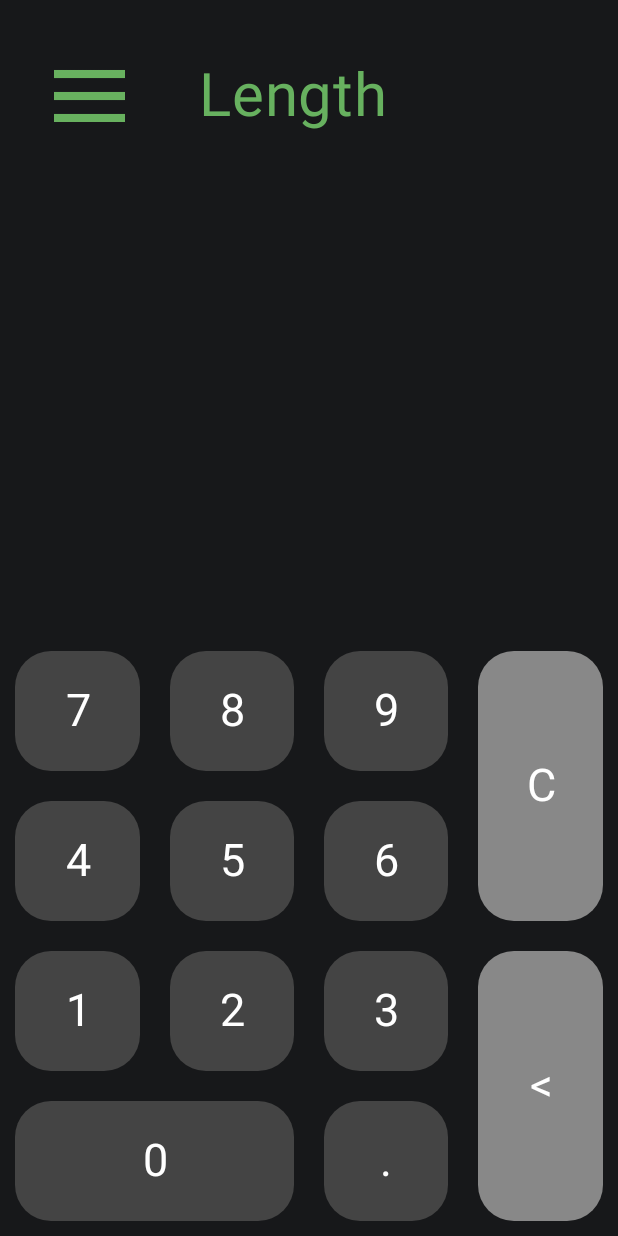
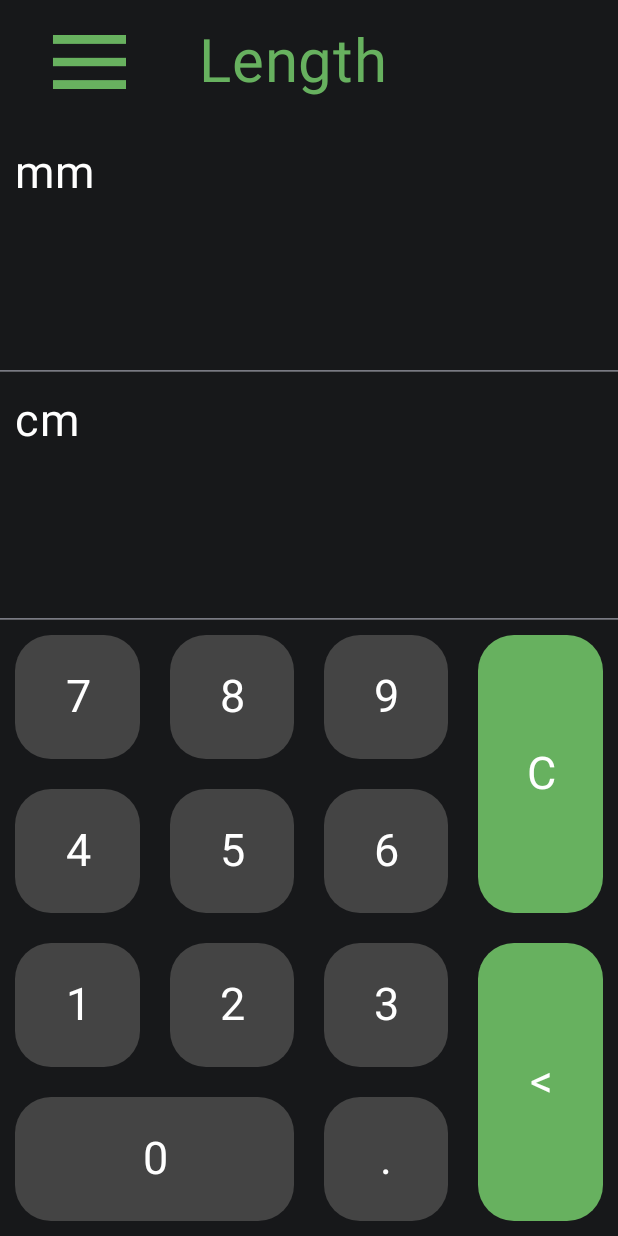
Before and after one commit to Ankumeah/Calculater, an Android app built with Jetpack Compose: the OptionsScreen screen opened through its navigation route, after a tap on "Length", on a phone screen of 412 x 824 dp. Run offline under Robolectric (Android 15) with nearby library versions, the phone set to English and light mode, and no system bars.

Commit message:
made MetricSelectorDropdown and files ripple effect overflow

```diff
--- a/app/src/main/java/com/example/calculater/HistoryScreen.kt
+++ b/app/src/main/java/com/example/calculater/HistoryScreen.kt
@@ -3,6 +3,7 @@ package com.example.calculater
 import androidx.compose.foundation.Image
 import androidx.compose.foundation.background
 import androidx.compose.foundation.clickable
+import androidx.compose.foundation.interaction.MutableInteractionSource
 import androidx.compose.foundation.layout.Box
 import androidx.compose.foundation.layout.Column
 import androidx.compose.foundation.layout.Row
@@ -35,7 +36,6 @@ fun HistoryScreen(modifier: Modifier = Modifier, history: MutableState<MutableLi
     Column(modifier = modifier
         .fillMaxSize()
         .background(color = DarkDarkGray)
-        .padding(top = 24.dp)
     ) {
         Row(modifier = Modifier.weight(0.1f).fillMaxSize().fillMaxSize()) {
             Box(modifier = Modifier.weight(0.25f).fillMaxSize().padding(start = 20.dp), contentAlignment = Alignment.CenterStart) {
@@ -50,21 +50,13 @@ fun HistoryScreen(modifier: Modifier = Modifier, history: MutableState<MutableLi
                     contentDescription = "Clear",
                     modifier = Modifier
                         .fillMaxWidth()
-                        .clickable {
+                        .clickable(
+                            indication = null,
+                            interactionSource = remember { MutableInteractionSource() }
+                        ) {
                             history.value = mutableListOf<String>()
                         }
                 )
-//                Text(
-//                    text = "\uD83D\uDDD1\uFE0F",
-//                    color = DullGreen,
-//                    fontSize = 30.sp,
-//                    textAlign = TextAlign.Center,
-//                    modifier = Modifier
-//                        .fillMaxWidth()
-//                        .clickable {
-//                            history.value = mutableListOf<String>()
-//                        }
-//                )
             }
         }
         LazyColumn(modifier = Modifier.weight(0.9f)) {
--- a/app/src/main/java/com/example/calculater/MainActivity.kt
+++ b/app/src/main/java/com/example/calculater/MainActivity.kt
@@ -6,6 +6,7 @@ import androidx.activity.compose.setContent
 import androidx.activity.enableEdgeToEdge
 import androidx.compose.foundation.layout.PaddingValues
 import androidx.compose.foundation.layout.fillMaxSize
+import androidx.compose.foundation.layout.padding
 import androidx.compose.material3.Scaffold
 import androidx.compose.runtime.Composable
 import androidx.compose.runtime.mutableStateOf
@@ -36,29 +37,29 @@ class MainActivity : ComponentActivity() {
 }
 
 @Composable
-fun MainScreen(innerPadding: PaddingValues = PaddingValues(start = 0.dp, top = 24.dp, end = 0.dp, bottom = 0.dp)) {
+fun MainScreen(innerPadding: PaddingValues) {
     val navController = rememberNavController()
-    AppNavHost(navController)
+    AppNavHost(navController, innerPadding)
 }
 
 @Composable
-fun AppNavHost(navController: NavHostController) {
+fun AppNavHost(navController: NavHostController, innerPadding: PaddingValues) {
     val history = remember { mutableStateOf(mutableListOf<String>()) }
     NavHost(
         navController = navController,
         startDestination = "Home"
     ) {
-        composable("Home") { Screen(history =  history, context = LocalContext.current, navController = navController) }
-        composable("History") { HistoryScreen(history = history, navController = navController) }
-        composable("Options") { OptionsScreen(navController = navController) }
-        composable("About Us") {Screen(history =  history, context = LocalContext.current, navController = navController) }
+        composable("Home") { Screen(history =  history, context = LocalContext.current, navController = navController, modifier = Modifier.padding(innerPadding)) }
+        composable("History") { HistoryScreen(history = history, navController = navController, modifier = Modifier.padding(innerPadding)) }
+        composable("Options") { OptionsScreen(navController = navController, modifier = Modifier.padding(innerPadding)) }
+        composable("About Us") { inDevScreen(innerPadding = innerPadding, navController = navController) }
 
-        composable("Length") { OptionTemplate(navController = navController, option = "Length") }
-        composable("Capacity") { OptionTemplate(navController = navController, option = "Capacity") }
-        composable("Weight") { OptionTemplate(navController = navController, option = "Weight") }
-        composable("Temperature") { OptionTemplate(navController = navController, option = "Temperature") }
-        composable("Area") { OptionTemplate(navController = navController, option = "Area") }
-        composable("Parameter") { OptionTemplate(navController = navController, option = "Parameter") }
+        composable("Length") { OptionTemplate(navController = navController, option = "Length", modifier = Modifier.padding(innerPadding)) }
+        composable("Capacity") { OptionTemplate(navController = navController, option = "Capacity", modifier = Modifier.padding(innerPadding)) }
+        composable("Weight") { OptionTemplate(navController = navController, option = "Weight", modifier = Modifier.padding(innerPadding)) }
+        composable("Temperature") { OptionTemplate(navController = navController, option = "Temperature", modifier = Modifier.padding(innerPadding)) }
+        composable("Volume") { inDevScreen(innerPadding = innerPadding, navController = navController) }
+        composable("Area") {  inDevScreen(innerPadding = innerPadding, navController = navController) }
 
     }
 }
--- a/app/src/main/java/com/example/calculater/MenuDropdown.kt
+++ b/app/src/main/java/com/example/calculater/MenuDropdown.kt
@@ -4,6 +4,7 @@ import androidx.compose.animation.core.animateFloatAsState
 import androidx.compose.foundation.Image
 import androidx.compose.foundation.background
 import androidx.compose.foundation.clickable
+import androidx.compose.foundation.interaction.MutableInteractionSource
 import androidx.compose.foundation.layout.fillMaxWidth
 import androidx.compose.material3.DropdownMenu
 import androidx.compose.material3.DropdownMenuItem
@@ -35,7 +36,10 @@ fun MenuDropdown(modifier: Modifier = Modifier, navController: NavHostController
         modifier = modifier
             .fillMaxWidth(0.15f)
             .graphicsLayer(rotationZ = rotationAngle)
-            .clickable {
+            .clickable(
+                indication = null,
+                interactionSource = remember { MutableInteractionSource() }
+            ) {
                 isRotated = !isRotated
                 isExpanded = true
             }
--- /dev/null
+++ b/app/src/main/java/com/example/calculater/MetricSelectorDropdown.kt
@@ -0,0 +1,59 @@
+package com.example.calculater
+
+import androidx.compose.foundation.background
+import androidx.compose.foundation.clickable
+import androidx.compose.foundation.interaction.MutableInteractionSource
+import androidx.compose.foundation.layout.Box
+import androidx.compose.material3.DropdownMenu
+import androidx.compose.material3.DropdownMenuItem
+import androidx.compose.material3.Text
+import androidx.compose.runtime.Composable
+import androidx.compose.runtime.MutableState
+import androidx.compose.runtime.mutableStateOf
+import androidx.compose.runtime.remember
+import androidx.compose.ui.Modifier
+import androidx.compose.ui.graphics.Color
+import androidx.compose.ui.unit.sp
+import com.example.calculater.ui.theme.DarkDarkGray
+
+@Composable
+fun MetricSelectorDropdown(options: List<String>, selectedOption: MutableState<String>, modifier: Modifier = Modifier) {
+    val isExpanded = remember { mutableStateOf(false) }
+
+    Box(modifier = modifier
+        .clickable(
+            indication = null,
+            interactionSource = remember { MutableInteractionSource() }
+        ) {
+            isExpanded.value = true
+        }) {
+        Text(text = selectedOption.value,
+            color = Color.White,
+            fontSize = 30.sp,
+        )
+    }
+
+    DropdownMenu(
+        expanded = isExpanded.value,
+        onDismissRequest = { isExpanded.value = false },
+        modifier = Modifier.background(color = Color.DarkGray)
+    ) {
+        for (option in options) {
+            DropdownMenuItem(
+                text = { Text(text = option, color = Color.White) },
+                onClick = {
+                    isExpanded.value = false
+                    selectedOption.value = option
+                }
+            )
+        }
+    }
+}
+
+//@Preview(showBackground = true)
+//@Composable
+//fun PreviewScreen() {
+//    CalculaterTheme {
+//        MetricSelectorDropdown(options = listOf("mm", "cm"), modifier = Modifier.size(200.dp))
+//    }
+//}
--- a/app/src/main/java/com/example/calculater/OptionTemplate.kt
+++ b/app/src/main/java/com/example/calculater/OptionTemplate.kt
@@ -5,14 +5,22 @@ import androidx.compose.foundation.clickable
 import androidx.compose.foundation.layout.Box
 import androidx.compose.foundation.layout.Column
 import androidx.compose.foundation.layout.Row
+import androidx.compose.foundation.layout.fillMaxHeight
 import androidx.compose.foundation.layout.fillMaxSize
 import androidx.compose.foundation.layout.fillMaxWidth
 import androidx.compose.foundation.layout.padding
 import androidx.compose.foundation.shape.RoundedCornerShape
+import androidx.compose.material3.Button
+import androidx.compose.material3.ExperimentalMaterial3Api
+import androidx.compose.material3.ExposedDropdownMenuBox
+import androidx.compose.material3.HorizontalDivider
 import androidx.compose.material3.Text
 import androidx.compose.runtime.Composable
+import androidx.compose.runtime.mutableStateOf
+import androidx.compose.runtime.remember
 import androidx.compose.ui.Alignment
 import androidx.compose.ui.Modifier
+import androidx.compose.ui.draw.clip
 import androidx.compose.ui.graphics.Color
 import androidx.compose.ui.text.style.TextAlign
 import androidx.compose.ui.tooling.preview.Preview
@@ -28,37 +36,59 @@ import com.example.calculater.ui.theme.DullGreen
 // could not be transported without giving it many extra argument,
 // Im sure that it could have been resolved with some foresight which I was just incapable of.
 // It's very hard to realise your mistakes when you are the only programmer in a project
+// and while I.m at it, I'd also like to apologize for my terrabel code,
+// in truth this isn't my first android dev project but my rather my first android dev file.
+// Everything you see here is the code I learned along the way so that's why there are many bad practices
+// If I could rewrite it would have made it better although I'm not sure if that would have been good either
 
 @Composable
 fun DigitButton(modifier: Modifier = Modifier, text: String, color: Color = Color.DarkGray) {
-    Box(modifier = Modifier
-        .fillMaxSize()
-        .clickable {  }) {
     Box(
-            modifier = Modifier
+        modifier = modifier
             .fillMaxSize()
             .padding(10.dp)
-                .background(color = color, shape = RoundedCornerShape(24.dp)),
+            .clip(RoundedCornerShape(24.dp))
+            .background(color = color)
+            .clickable {  },
         contentAlignment = Alignment.Center
     ) {
         Text(
             text = text,
             color = Color.White,
             fontSize = 30.sp,
-                textAlign = TextAlign.Center,
-                modifier = modifier
-                    .background(color = color)
+            textAlign = TextAlign.Center
         )
     }
 }
+
+@OptIn(ExperimentalMaterial3Api::class)
+@Composable
+fun OptionTemplate(option: String, navController: NavHostController, modifier: Modifier = Modifier) {
+
+    val metrics = when (option) {
+        "Length" -> listOf("mm", "cm", "m", "km")
+        "Capacity" -> listOf("ml", "cl", "l", "kl")
+        "Weight" -> listOf("mg", "cg", "g", "kg")
+        "Temperature" -> listOf("C", "F", "K")
+        "Volume" -> listOf(/*TODO*/)
+        "Area" -> listOf(/*TODO*/)
+        else -> listOf("mm", "cm", "m", "km")
     }
+    val inputSelectedMetric = remember { mutableStateOf(metrics[0]) }
+    val outputSelectedMetric = remember { mutableStateOf(metrics[1]) }
 
-@Composable
-fun OptionTemplate(option: String, navController: NavHostController, modifier: Modifier = Modifier.fillMaxSize()) {
-    Column(modifier = modifier.background(color = DarkDarkGray).padding(top = 24.dp)) {
-        Row(modifier = Modifier.weight(0.1f).fillMaxSize().fillMaxSize()) {
+    Column(modifier = modifier
+        .fillMaxSize()
+        .background(color = DarkDarkGray)) {
+        Row(modifier = Modifier
+            .weight(0.1f)
+            .fillMaxSize()
+            .fillMaxSize()) {
             Box(
-                modifier = Modifier.weight(0.25f).fillMaxSize().padding(start = 20.dp),
+                modifier = Modifier
+                    .weight(0.25f)
+                    .fillMaxSize()
+                    .padding(start = 20.dp),
                 contentAlignment = Alignment.CenterStart
             ) {
                 MenuDropdown(
@@ -69,52 +99,109 @@ fun OptionTemplate(option: String, navController: NavHostController, modifier: M
                 )
             }
             Box(
-                modifier = Modifier.weight(0.75f).fillMaxSize().padding(start = 30.dp, end = 5.dp),
+                modifier = Modifier
+                    .weight(0.75f)
+                    .fillMaxSize()
+                    .padding(start = 30.dp, end = 5.dp),
                 contentAlignment = Alignment.CenterStart
             ) {
                 Text(text = option, color = DullGreen, fontSize = 40.sp, textAlign = TextAlign.Start, modifier = Modifier.fillMaxWidth())
             }
         }
-        Column(modifier = Modifier.weight(0.9f).fillMaxSize()) {
-            Column(modifier = Modifier.weight(0.2f).fillMaxSize()) {
+        Column(modifier = Modifier
+            .weight(0.9f)
+            .fillMaxSize()) {
+                Column(modifier = Modifier
+                    .weight(0.2f)
+                    .fillMaxSize()) {
+                    Box(modifier = Modifier
+                        .weight(0.4f)
+                        .fillMaxSize(),
+                        contentAlignment = Alignment.CenterStart) {
+                        MetricSelectorDropdown(options = metrics, selectedOption = inputSelectedMetric, modifier = Modifier.padding(10.dp))
+                    }
+                    Row(modifier = Modifier
+                        .weight(0.6f)
+                        .fillMaxSize()) {
 
                     }
-            Column(modifier = Modifier.weight(0.2f).fillMaxSize()) {
+                }
+
+            HorizontalDivider(modifier = Modifier.background(color = Color.DarkGray))
+
+            Column(modifier = Modifier
+                .weight(0.2f)
+                .fillMaxSize()) {
+                Box(modifier = Modifier
+                    .weight(0.4f)
+                    .fillMaxSize(),
+                    contentAlignment = Alignment.CenterStart) {
+                    MetricSelectorDropdown(options = metrics, selectedOption = outputSelectedMetric, modifier = Modifier.padding(10.dp))
+                }
+                Row(modifier = Modifier
+                    .weight(0.6f)
+                    .fillMaxSize()) {
 
                 }
-            Row(modifier = Modifier.weight(0.5f).fillMaxSize()) {
-                Column(modifier = Modifier.weight(0.75f).fillMaxSize()) {
-                    Column(modifier = Modifier.weight(0.75f).fillMaxSize()) {
+            }
+
+            HorizontalDivider(modifier = Modifier.background(color = Color.DarkGray))
+
+            Row(modifier = Modifier
+                .weight(0.5f)
+                .fillMaxSize()) {
+                Column(modifier = Modifier
+                    .weight(0.75f)
+                    .fillMaxSize()) {
+                    Column(modifier = Modifier
+                        .weight(0.75f)
+                        .fillMaxSize()) {
                         val buttonList = listOf(
                             listOf("7", "8", "9"),
                             listOf("4", "5", "6"),
                             listOf("1", "2", "3")
                         )
                         for (i in buttonList) {
-                            Row(modifier = Modifier.weight(0.33f).fillMaxSize()) {
+                            Row(modifier = Modifier
+                                .weight(0.33f)
+                                .fillMaxSize()) {
                                 for (button in i) {
-                                    Box(modifier = Modifier.weight(0.33f).fillMaxSize()) {
+                                    Box(modifier = Modifier
+                                        .weight(0.33f)
+                                        .fillMaxSize()) {
                                         DigitButton(text = button)
                                     }
                                 }
                             }
                         }
                     }
-                    Row(modifier = Modifier.weight(0.25f).fillMaxSize()) {
-                        Box(modifier = Modifier.weight(0.66f).fillMaxSize()) {
+                    Row(modifier = Modifier
+                        .weight(0.25f)
+                        .fillMaxSize()) {
+                        Box(modifier = Modifier
+                            .weight(0.66f)
+                            .fillMaxSize()) {
                             DigitButton(text = "0")
                         }
-                        Box(modifier = Modifier.weight(0.33f).fillMaxSize()) {
+                        Box(modifier = Modifier
+                            .weight(0.33f)
+                            .fillMaxSize()) {
                             DigitButton(text = ".")
                         }
                     }
                 }
-                Column(modifier = Modifier.weight(0.25f).fillMaxSize()) {
-                    Box(modifier = Modifier.weight(0.5f).fillMaxSize()) {
-                        DigitButton(text = "C", color = Color.Gray)
+                Column(modifier = Modifier
+                    .weight(0.25f)
+                    .fillMaxSize()) {
+                    Box(modifier = Modifier
+                        .weight(0.5f)
+                        .fillMaxSize()) {
+                        DigitButton(text = "C", color = DullGreen)
                     }
-                    Box(modifier = Modifier.weight(0.5f).fillMaxSize()) {
-                        DigitButton(text = "<", color = Color.Gray)
+                    Box(modifier = Modifier
+                        .weight(0.5f)
+                        .fillMaxSize()) {
+                        DigitButton(text = "<", color = DullGreen)
                     }
                 }
             }
@@ -126,7 +213,6 @@ fun OptionTemplate(option: String, navController: NavHostController, modifier: M
 @Composable
 fun PreviewScreen() {
     CalculaterTheme {
-        val navController = rememberNavController()
-        OptionTemplate(navController = rememberNavController(), option = "Length")
+        OptionTemplate(navController = rememberNavController(), option = "Capacity")
     }
 }
--- a/app/src/main/java/com/example/calculater/OptionsScreen.kt
+++ b/app/src/main/java/com/example/calculater/OptionsScreen.kt
@@ -20,6 +20,7 @@ import androidx.navigation.NavController
 import androidx.navigation.compose.rememberNavController
 import com.example.calculater.ui.theme.CalculaterTheme
 import androidx.compose.ui.Modifier
+import androidx.compose.ui.draw.clip
 import androidx.compose.ui.draw.shadow
 import androidx.compose.ui.graphics.Color
 import androidx.compose.ui.graphics.painter.Painter
@@ -35,6 +36,7 @@ import com.example.calculater.ui.theme.DullGreen
 @Composable
 fun OptionCard(modifier: Modifier = Modifier, text: String, image: Int = R.drawable.ic_launcher_foreground, navController: NavHostController) {
     Column(modifier = modifier
+        .clip(shape = RoundedCornerShape(10.dp))
         .clickable {
             navController.goTo(text)
         }) {
@@ -52,8 +54,8 @@ fun OptionCard(modifier: Modifier = Modifier, text: String, image: Int = R.drawa
 }
 
 @Composable
-fun OptionsScreen(navController: NavHostController, modifier: Modifier = Modifier.fillMaxSize()) {
-    Column(modifier = modifier.background(color = DarkDarkGray).padding(top = 24.dp)) {
+fun OptionsScreen(navController: NavHostController, modifier: Modifier = Modifier) {
+    Column(modifier = modifier.fillMaxSize().background(color = DarkDarkGray)) {
         Row(modifier = Modifier.weight(0.1f).fillMaxSize().fillMaxSize()) {
             Box(modifier = Modifier.weight(0.25f).fillMaxSize().padding(start = 20.dp), contentAlignment = Alignment.CenterStart) {
                 MenuDropdown(navController = navController, currentPage = "Options", color = DullGreen, modifier = Modifier.fillMaxWidth())
@@ -67,14 +69,22 @@ fun OptionsScreen(navController: NavHostController, modifier: Modifier = Modifie
             val options = listOf(
                 listOf("Length", "Capacity"),
                 listOf("Weight", "Temperature"),
-                listOf("Area", "Parameter")
+                listOf("Volume", "Area")
             )
             for (i in options) {
                 Row(modifier = Modifier.weight(1f/options.size).fillMaxSize()) {
                     for (option in i) {
                         Box(modifier = Modifier.weight(1f/i.size).fillMaxSize().padding(10.dp)) {
-                            val path = LocalContext.current.resources.getIdentifier(option.lowercase(), "drawable", LocalContext.current.packageName)
-                            OptionCard(text = option, image = path, navController = navController)
+                            val image: Int = when (option) {
+                                "Length" -> R.drawable.length
+                                "Capacity" -> R.drawable.capacity
+                                "Weight" -> R.drawable.weight
+                                "Temperature" -> R.drawable.temperature
+                                "Volume" -> R.drawable.volume
+                                "Area" -> R.drawable.area
+                                else -> R.drawable.ic_launcher_foreground
+                            }
+                            OptionCard(text = option, image = image, navController = navController)
                         }
                     }
                 }
--- a/app/src/main/java/com/example/calculater/Screen.kt
+++ b/app/src/main/java/com/example/calculater/Screen.kt
@@ -20,6 +20,7 @@ import androidx.compose.runtime.mutableStateOf
 import androidx.compose.runtime.remember
 import androidx.compose.ui.Alignment
 import androidx.compose.ui.Modifier
+import androidx.compose.ui.draw.clip
 import androidx.compose.ui.graphics.Color
 import androidx.compose.ui.text.style.TextAlign
 import androidx.compose.ui.unit.dp
@@ -28,7 +29,6 @@ import androidx.navigation.NavHostController
 import com.example.calculater.ui.theme.DarkDarkGray
 import com.example.calculater.ui.theme.DullGreen
 import com.example.calculater.ui.theme.DullRed
-import net.objecthunter.exp4j.ExpressionBuilder
 import java.math.BigDecimal
 
 @Composable
@@ -67,12 +67,13 @@ fun Screen(history: MutableState<MutableList<String>>, modifier: Modifier = Modi
     fun DigitButton(modifier: Modifier = Modifier, text: String, color: Color = Color.DarkGray) {
         Box(modifier = Modifier
             .fillMaxSize()
+            .padding(10.dp)
+            .clip(RoundedCornerShape(24.dp))
             .clickable { storeEquation(text) }) {
             Box(
                 modifier = Modifier
                     .fillMaxSize()
-                    .padding(10.dp)
-                    .background(color = color, shape = RoundedCornerShape(24.dp)),
+                    .background(color = color),
                 contentAlignment = Alignment.Center
             ) {
                 Text(
--- /dev/null
+++ b/app/src/main/java/com/example/calculater/inDevScreen.kt
@@ -0,0 +1,31 @@
+package com.example.calculater
+
+import androidx.compose.foundation.layout.Box
+import androidx.compose.foundation.layout.Column
+import androidx.compose.foundation.layout.PaddingValues
+import androidx.compose.foundation.layout.Row
+import androidx.compose.foundation.layout.fillMaxSize
+import androidx.compose.foundation.layout.fillMaxWidth
+import androidx.compose.foundation.layout.padding
+import androidx.compose.material3.Text
+import androidx.compose.runtime.Composable
+import androidx.compose.ui.Alignment
+import androidx.compose.ui.Modifier
+import androidx.compose.ui.graphics.Color
+import androidx.compose.ui.text.style.TextAlign
+import androidx.compose.ui.unit.sp
+import androidx.navigation.NavController
+import androidx.navigation.NavHostController
+import com.example.calculater.ui.theme.DullGreen
+
+@Composable
+fun inDevScreen(innerPadding: PaddingValues, navController: NavHostController) {
+    Column(modifier = Modifier.fillMaxSize().padding(innerPadding)) {
+        Row(modifier = Modifier.weight(0.1f).fillMaxSize()) {
+            MenuDropdown(currentPage = "inDevScreen", navController = navController)
+        }
+        Box(modifier = Modifier.weight(0.9f), contentAlignment = Alignment.Center) {
+            Text(text = "In Development",color = DullGreen, fontSize = 40.sp, textAlign = TextAlign.Center, modifier = Modifier.fillMaxWidth())
+        }
+    }
+}
--- a/gradle/libs.versions.toml
+++ b/gradle/libs.versions.toml
@@ -10,11 +10,13 @@ espressoCore = "3.6.1"
 lifecycleRuntimeKtx = "2.8.7"
 activityCompose = "1.10.1"
 composeBom = "2024.04.01"
+material3Lint = "1.4.0-alpha11"
 navigationCompose = "2.8.9"
 
 [libraries]
 accompanist-pager = { module = "com.google.accompanist:accompanist-pager", version.ref = "accompanistPager" }
 androidx-core-ktx = { group = "androidx.core", name = "core-ktx", version.ref = "coreKtx" }
+androidx-material3-lint = { module = "androidx.compose.material3:material3-lint", version.ref = "material3Lint" }
 androidx-navigation-compose = { module = "androidx.navigation:navigation-compose", version.ref = "navigationCompose" }
 exp4j = { module = "net.objecthunter:exp4j", version.ref = "exp4j" }
 junit = { group = "junit", name = "junit", version.ref = "junit" }
```
Also changed, not shown: app/src/main/res/drawable/area.png, app/src/main/res/drawable/capacity.png, app/src/main/res/drawable/icon.png, app/src/main/res/drawable/length.png, app/src/main/res/drawable/parameter.png (deleted), app/src/main/res/drawable/temperature.png, app/src/main/res/drawable/volume.png (added), app/src/main/res/drawable/weight.png. Lines whose indentation alone changed are shown as unchanged.
